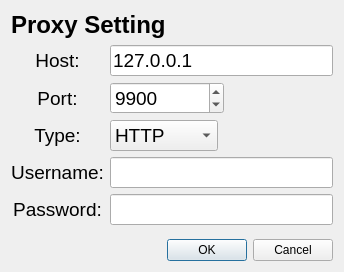
Qt form proxydialog.ui (supermoonie/SuperBrowser) before a commit.
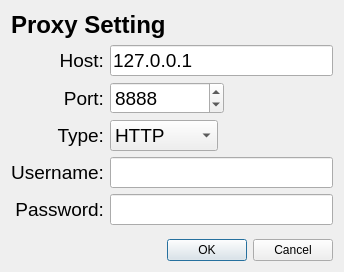
The same form after that commit.

What changed in the file:
```diff
--- a/proxydialog.ui
+++ b/proxydialog.ui
@@ -60,7 +60,7 @@
       <string>Host:</string>
      </property>
      <property name="alignment">
-      <set>Qt::AlignCenter</set>
+      <set>Qt::AlignRight|Qt::AlignTrailing|Qt::AlignVCenter</set>
      </property>
     </widget>
    </item>
@@ -87,7 +87,7 @@
       <string>Port:</string>
      </property>
      <property name="alignment">
-      <set>Qt::AlignCenter</set>
+      <set>Qt::AlignRight|Qt::AlignTrailing|Qt::AlignVCenter</set>
      </property>
     </widget>
    </item>
@@ -108,7 +108,7 @@
       <number>99999</number>
      </property>
      <property name="value">
-      <number>9900</number>
+      <number>8888</number>
      </property>
     </widget>
    </item>
@@ -139,7 +139,7 @@
       <string>Type:</string>
      </property>
      <property name="alignment">
-      <set>Qt::AlignCenter</set>
+      <set>Qt::AlignRight|Qt::AlignTrailing|Qt::AlignVCenter</set>
      </property>
     </widget>
    </item>
@@ -191,7 +191,7 @@
       <string>Username:</string>
      </property>
      <property name="alignment">
-      <set>Qt::AlignCenter</set>
+      <set>Qt::AlignRight|Qt::AlignTrailing|Qt::AlignVCenter</set>
      </property>
     </widget>
    </item>
@@ -218,7 +218,7 @@
       <string>Password:</string>
      </property>
      <property name="alignment">
-      <set>Qt::AlignCenter</set>
+      <set>Qt::AlignRight|Qt::AlignTrailing|Qt::AlignVCenter</set>
      </property>
     </widget>
    </item>
```
